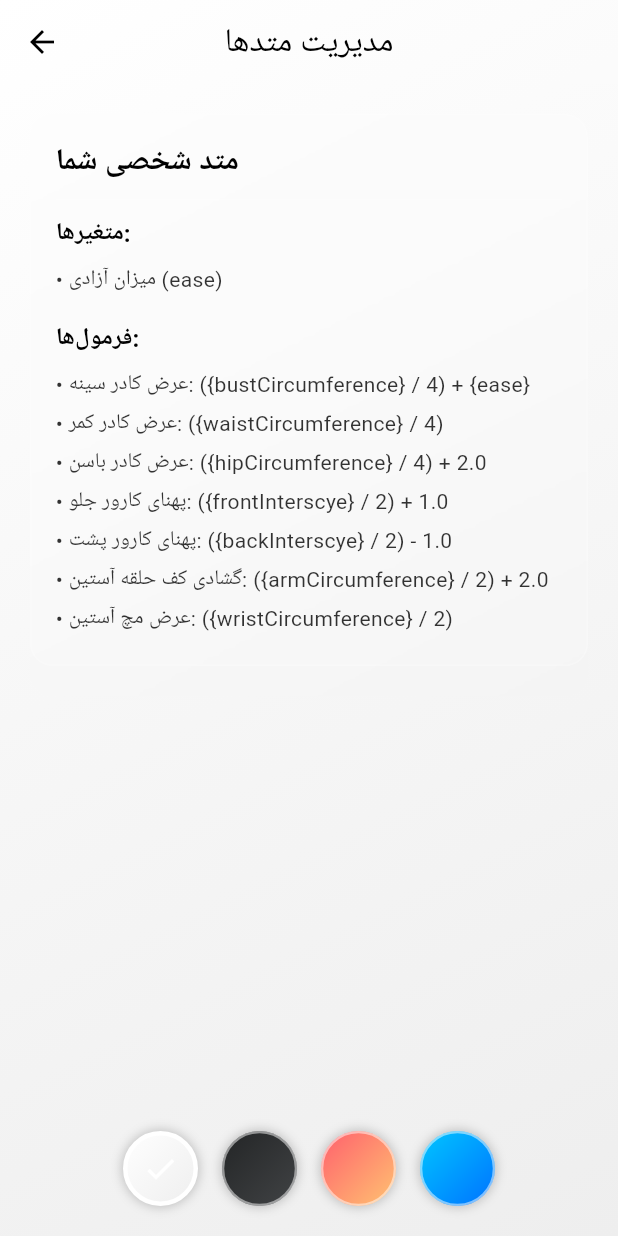
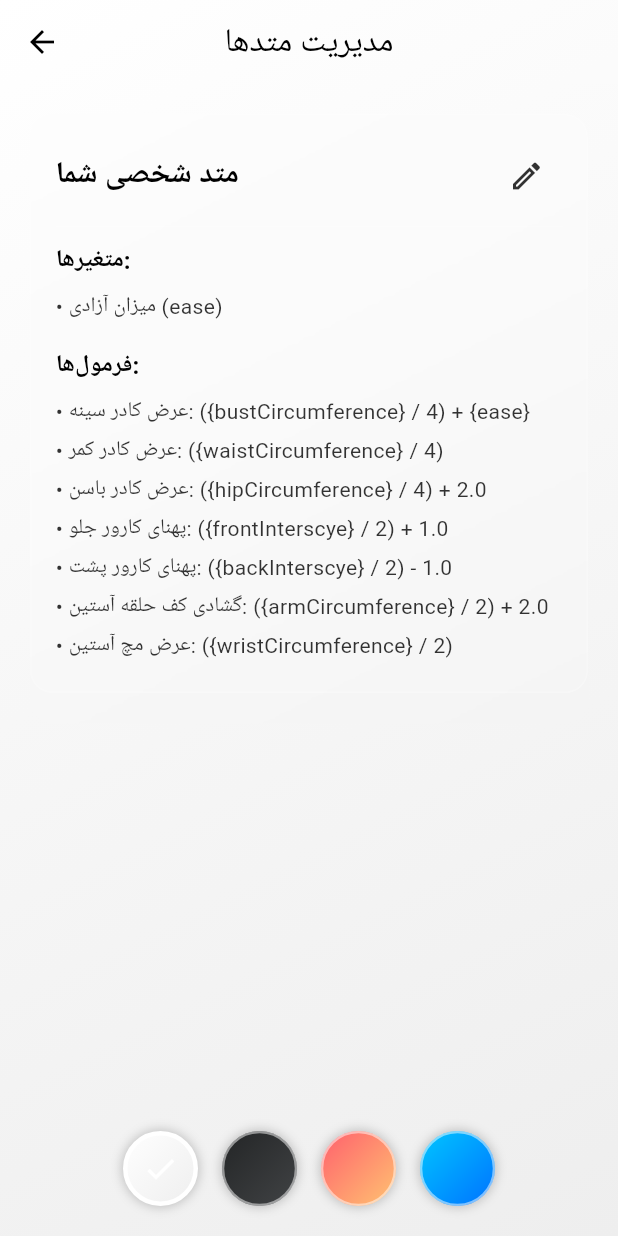
Before and after one commit to ShoghShahadat/dookht, a Flutter app: the screen it shows after launch, after a tap on the "settings" icon, on a phone screen of 412 x 824 dp. Run offline on Flutter 3.47's test engine with Material 3 defaults, Android fonts, the phone set to English and light mode, and no system bars; our stand-ins replace bloc, get_it, go_router, shared_preferences, web; missing offline and left inert: analyzer, dart:ffi, dart:js_interop, expressions.

```diff
--- a/lib/modules/method_management/method_management_module.dart
+++ b/lib/modules/method_management/method_management_module.dart
@@ -1,4 +1,13 @@
 import 'package:nexus/nexus.dart';
+import 'package:tailor_assistant/modules/method_management/method_management_system.dart';
+
+// A helper class to satisfy the SystemProvider interface.
+class _SingleSystemProvider implements SystemProvider {
+  final List<System> _systems;
+  _SingleSystemProvider(this._systems);
+  @override
+  List<System> get systems => _systems;
+}
 
 /// A Nexus module that sets up the UI entity for the "Method Management" page.
 class MethodManagementModule extends NexusModule {
@@ -8,11 +17,20 @@ class MethodManagementModule extends NexusModule {
       ..add(TagsComponent({'method_management_page'}))
       ..add(LifecyclePolicyComponent(isPersistent: true));
     world.addEntity(methodManagementPage);
+
+    // An entity for the edit page itself.
+    final editMethodPage = Entity()
+      ..add(TagsComponent({'edit_method_page'}))
+      ..add(LifecyclePolicyComponent(isPersistent: true));
+    world.addEntity(editMethodPage);
   }
 
   @override
   List<EntityProvider> get entityProviders => [];
 
   @override
-  List<SystemProvider> get systemProviders => [];
+  List<SystemProvider> get systemProviders => [
+        // Provide the system that handles method management logic.
+        _SingleSystemProvider([MethodManagementSystem()])
+      ];
 }
--- a/lib/modules/method_management/ui/method_management_builder.dart
+++ b/lib/modules/method_management/ui/method_management_builder.dart
@@ -2,6 +2,7 @@ import 'dart:ui';
 import 'package:flutter/material.dart';
 import 'package:nexus/nexus.dart';
 import 'package:tailor_assistant/modules/customers/customer_events.dart';
+import 'package:tailor_assistant/modules/method_management/method_management_events.dart';
 import 'package:tailor_assistant/modules/pattern_methods/models/pattern_method_model.dart';
 import '../../ui/rendering_system.dart';
 
@@ -50,16 +51,23 @@ class _MethodManagementWidget extends StatelessWidget {
         itemCount: allMethodIds.length,
         itemBuilder: (context, index) {
           final methodId = allMethodIds[index];
-          final method = renderingSystem.get<PatternMethodComponent>(methodId);
+          // Use AnimatedBuilder to listen for changes on the method entity itself
+          return AnimatedBuilder(
+            animation: renderingSystem.getNotifier(methodId),
+            builder: (context, _) {
+              final method =
+                  renderingSystem.get<PatternMethodComponent>(methodId);
               if (method == null) return const SizedBox.shrink();
-
-          return _buildMethodCard(method, textColor);
+              return _buildMethodCard(methodId, method, textColor);
+            },
+          );
         },
       ),
     );
   }
 
-  Widget _buildMethodCard(PatternMethodComponent method, Color textColor) {
+  Widget _buildMethodCard(
+      EntityId methodId, PatternMethodComponent method, Color textColor) {
     return ClipRRect(
       borderRadius: BorderRadius.circular(15),
       child: BackdropFilter(
@@ -75,12 +83,26 @@ class _MethodManagementWidget extends StatelessWidget {
           child: Column(
             crossAxisAlignment: CrossAxisAlignment.start,
             children: [
+              Row(
+                mainAxisAlignment: MainAxisAlignment.spaceBetween,
+                children: [
                   Text(
                     method.name,
                     style: TextStyle(
                         color: textColor,
                         fontSize: 20,
                         fontWeight: FontWeight.bold),
+                  ),
+                  IconButton(
+                    icon: Icon(Icons.edit_outlined,
+                        color: textColor.withOpacity(0.8)),
+                    onPressed: () {
+                      renderingSystem.manager
+                          ?.send(ShowEditMethodEvent(methodId));
+                    },
+                    tooltip: 'ویرایش متد',
+                  )
+                ],
               ),
               const Divider(color: Colors.white30, height: 20, thickness: 0.5),
               _buildDetailSection(
--- a/lib/modules/ui/rendering_system.dart
+++ b/lib/modules/ui/rendering_system.dart
@@ -1,5 +1,6 @@
 import 'package:flutter/material.dart';
 import 'package:nexus/nexus.dart';
+import 'package:tailor_assistant/modules/method_management/ui/edit_method_builder.dart';
 import 'package:tailor_assistant/modules/method_management/ui/method_management_builder.dart';
 
 import '../calculations/ui/calculation_page_builder.dart';
@@ -9,14 +10,15 @@ import 'theme_selector/theme_selector_builder.dart';
 import 'view_manager/view_manager_component.dart';
 
 /// The main rendering system for the application.
-/// It acts as a director, deciding which IWidgetBuilder to use based on the current view state.
 class AppRenderingSystem extends FlutterRenderingSystem {
   final Map<String, IWidgetBuilder> _widgetBuilders = {
     'theme_selector': ThemeSelectorBuilder(),
     'customer_list': CustomerListBuilder(),
     'add_customer_form': AddCustomerFormBuilder(),
     'calculation_page': CalculationPageBuilder(),
-    'method_management': MethodManagementBuilder(), // Register the new builder
+    'method_management': MethodManagementBuilder(),
+    'edit_method':
+        EditMethodBuilder(), // Register the new builder for the edit page
   };
 
   @override
@@ -73,12 +75,17 @@ class AppRenderingSystem extends FlutterRenderingSystem {
               return _widgetBuilders['calculation_page']!
                   .build(context, this, id);
             }
-          // Add the case for the new method management page.
           case AppView.methodManagement:
             final id = getAllIdsWithTag('method_management_page').firstOrNull;
             if (id != null) {
               return _widgetBuilders['method_management']!
                   .build(context, this, id);
+            }
+          // Add the case for the new edit method page.
+          case AppView.editMethod:
+            final id = getAllIdsWithTag('edit_method_page').firstOrNull;
+            if (id != null) {
+              return _widgetBuilders['edit_method']!.build(context, this, id);
             }
         }
         return const Center(child: CircularProgressIndicator());
--- a/lib/modules/ui/view_manager/view_manager_component.dart
+++ b/lib/modules/ui/view_manager/view_manager_component.dart
@@ -5,24 +5,28 @@ enum AppView {
   customerList,
   addCustomerForm,
   calculationPage,
-  methodManagement, // The new view for the method management screen
+  methodManagement,
+  editMethod, // The new view for editing a specific method
 }
 
 /// A serializable component that holds the current view state of the application.
 class ViewStateComponent extends Component with SerializableComponent {
   final AppView currentView;
-  // Store the ID of the customer whose calculation page is being viewed.
   final EntityId? activeCustomerId;
+  // Store the ID of the method being edited.
+  final EntityId? activeMethodId;
 
   ViewStateComponent({
     this.currentView = AppView.customerList,
     this.activeCustomerId,
+    this.activeMethodId,
   });
 
   factory ViewStateComponent.fromJson(Map<String, dynamic> json) {
     return ViewStateComponent(
       currentView: AppView.values[json['currentView'] as int],
       activeCustomerId: json['activeCustomerId'] as EntityId?,
+      activeMethodId: json['activeMethodId'] as EntityId?,
     );
   }
 
@@ -30,8 +34,9 @@ class ViewStateComponent extends Component with SerializableComponent {
   Map<String, dynamic> toJson() => {
         'currentView': currentView.index,
         'activeCustomerId': activeCustomerId,
+        'activeMethodId': activeMethodId,
       };
 
   @override
-  List<Object?> get props => [currentView, activeCustomerId];
+  List<Object?> get props => [currentView, activeCustomerId, activeMethodId];
 }
```
Also changed, not shown: lib/modules/method_management/method_management_events.dart (added, +24 -0 lines), lib/modules/method_management/method_management_system.dart (added, +46 -0 lines), lib/modules/method_management/ui/edit_method_builder.dart (added, +251 -0 lines), lib/modules/ui/view_manager/view_manager_system.dart (+7 -7 lines). Lines whose indentation alone changed are shown as unchanged.
